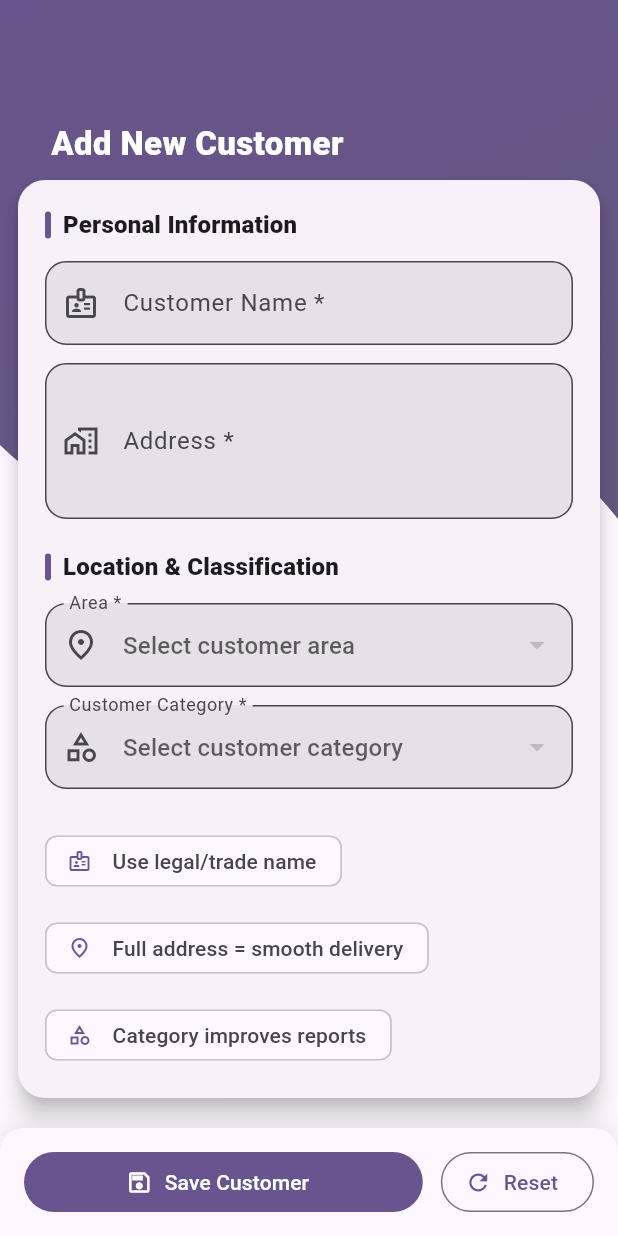
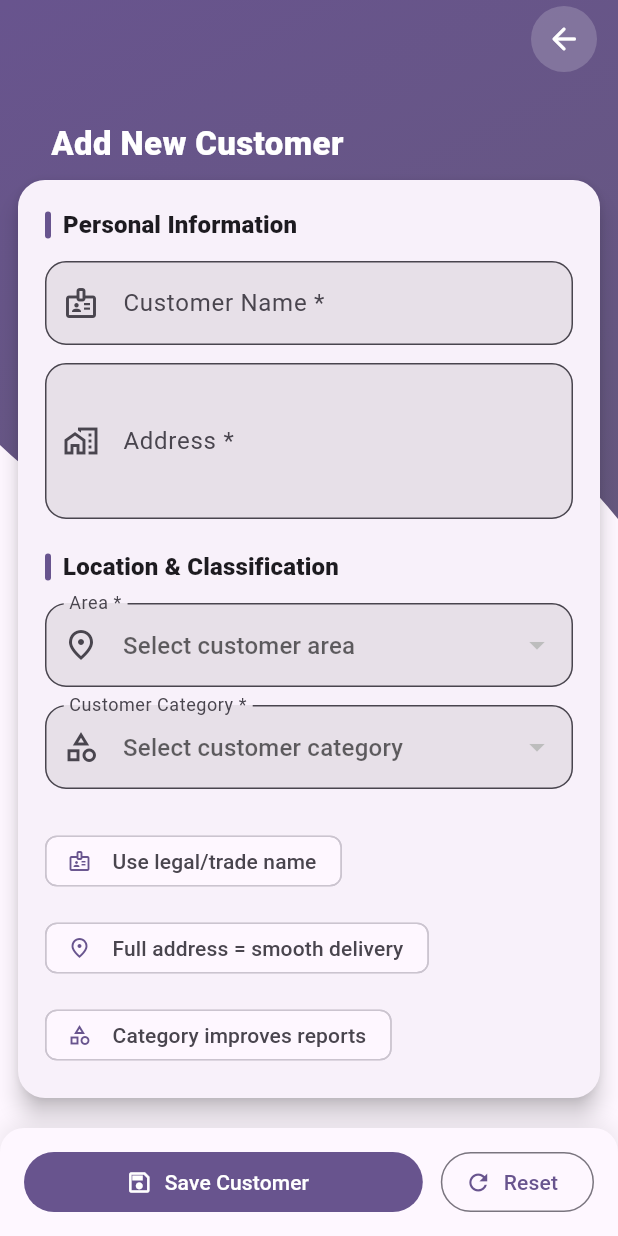
Before and after one commit to shahenshamohammed/sales_test_app, a Flutter app: the CustomerAddPage screen opened by its route, on a phone screen of 412 x 824 dp. Run offline on Flutter 3.47's test engine with Material 3 defaults, Android fonts, the phone set to English and light mode, and no system bars; our stand-ins replace bloc, cached_network_image, cloud_firestore, firebase_auth, firebase_core, firebase_storage and 3 more; accounts and stored records are empty.

Commit message:
feat: <short description of what you changed>

```diff
--- a/lib/src/presentation/screens/customers/customer_add_screen.dart
+++ b/lib/src/presentation/screens/customers/customer_add_screen.dart
@@ -118,6 +118,28 @@ class _CustomerAddPageState extends State<CustomerAddPage> {
                     onReset: isSubmitting ? (){} : onReset,
                   ),
                 ),
+                Positioned(
+                  // keep it just below the status bar
+                  top: MediaQuery.of(context).padding.top + 2,
+                  right: 12,
+                  child: IconButton.filled(
+                    // use close on the right (reads better than a back arrow on the right)
+                    icon: const Icon(Icons.arrow_back_rounded),
+                    style: IconButton.styleFrom(
+                      backgroundColor: Colors.white.withOpacity(0.18),
+                      foregroundColor: Colors.white,
+                      padding: const EdgeInsets.all(10),
+                    ),
+                    onPressed: () {
+                      if (Navigator.canPop(context)) {
+                        Navigator.pop(context, true); // return result to refresh previous list
+                      } else {
+                        Navigator.of(context).pushReplacementNamed('/customers'); // fallback
+                      }
+                    },
+                    tooltip: 'Back',
+                  ),
+                ),
               ],
             ),
           );
```
Also changed, not shown: 1 other file.
